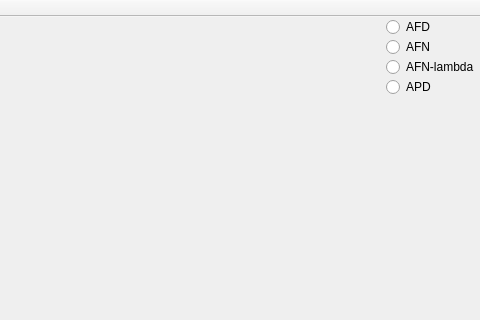
The window that Automaton_Interface/Automaton_Interface/Automaton_Interface.ui (xNaga09x/LFC_Interface) describes before a commit, drawn with Qt 5; both pictures show x 294 to 774 and y 0 to 320 of the 774 by 504 pixel window.
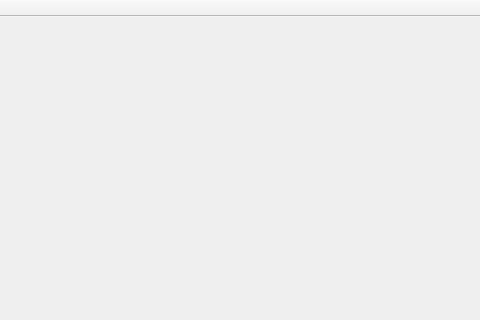
The same window after the commit.

Commit message: Added interface class for automatons (except APD), added enum for automaton type, added pop-up box for choosing the automaton type, added object building while drawing, reimplemented save to file functions

Patch:
```diff
--- a/Automaton_Interface/Automaton_Interface/Automaton_Interface.ui
+++ b/Automaton_Interface/Automaton_Interface/Automaton_Interface.ui
@@ -53,58 +53,6 @@
      <string>Save to file</string>
     </property>
    </widget>
-   <widget class="QRadioButton" name="afdRadioButton">
-    <property name="geometry">
-     <rect>
-      <x>680</x>
-      <y>0</y>
-      <width>89</width>
-      <height>20</height>
-     </rect>
-    </property>
-    <property name="text">
-     <string>AFD</string>
-    </property>
-   </widget>
-   <widget class="QRadioButton" name="afnRadioButton">
-    <property name="geometry">
-     <rect>
-      <x>680</x>
-      <y>20</y>
-      <width>89</width>
-      <height>20</height>
-     </rect>
-    </property>
-    <property name="text">
-     <string>AFN</string>
-    </property>
-   </widget>
-   <widget class="QRadioButton" name="afnlRadioButton">
-    <property name="geometry">
-     <rect>
-      <x>680</x>
-      <y>40</y>
-      <width>89</width>
-      <height>20</height>
-     </rect>
-    </property>
-    <property name="text">
-     <string>AFN-lambda</string>
-    </property>
-   </widget>
-   <widget class="QRadioButton" name="apdRadioButton">
-    <property name="geometry">
-     <rect>
-      <x>680</x>
-      <y>60</y>
-      <width>89</width>
-      <height>20</height>
-     </rect>
-    </property>
-    <property name="text">
-     <string>APD</string>
-    </property>
-   </widget>
    <widget class="QPushButton" name="finalButton">
     <property name="geometry">
      <rect>
```
The commit also changes 21 other files.
